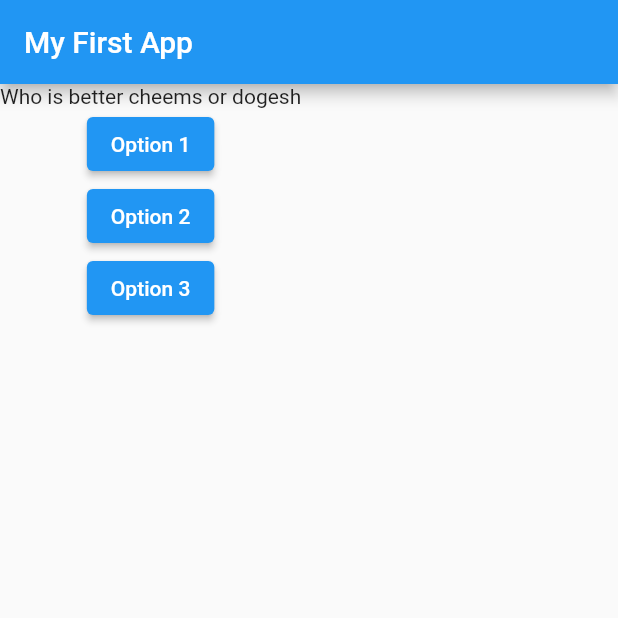
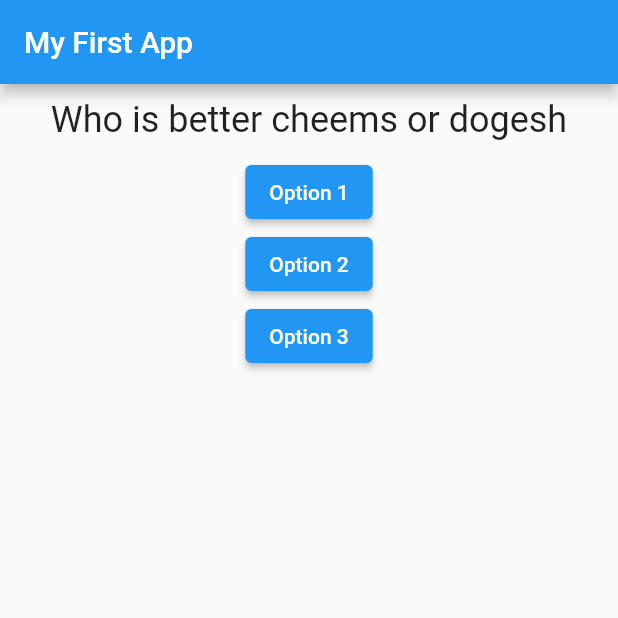
Before and after one commit to samridhav14/quizapp, a Flutter app: the screen it shows after launch, on a phone screen of 412 x 824 dp, the top half of it. Run offline on Flutter 3.47's test engine with Material 2 defaults, Android fonts, the phone set to English and light mode, and no system bars.

Commit message:
styling question widget and using container widget

```diff
--- a/lib/question.dart
+++ b/lib/question.dart
@@ -1,12 +1,19 @@
 import 'package:flutter/material.dart';
 
-
 class Question extends StatelessWidget {
-  final String questionText; // it is to ensure that once a string is initialized for a object we cant change it
-   Question(this.questionText);
+  final String
+      questionText; // it is to ensure that once a string is initialized for a object we cant change it
+  Question(this.questionText);
   @override
   Widget build(BuildContext context) {
     // here this get rebuild everythime the data that is coming from main.dart changes hence statelesswidgets get rebuilt on input change thing is true
-    return Text(questionText);
+    return Container(
+      width: double.infinity,
+     margin:EdgeInsets.all(10),
+    child:Text(
+      questionText,
+      style: TextStyle(fontSize: 24),
+     textAlign: TextAlign.center ,
+    ),);
   }
 }
```
